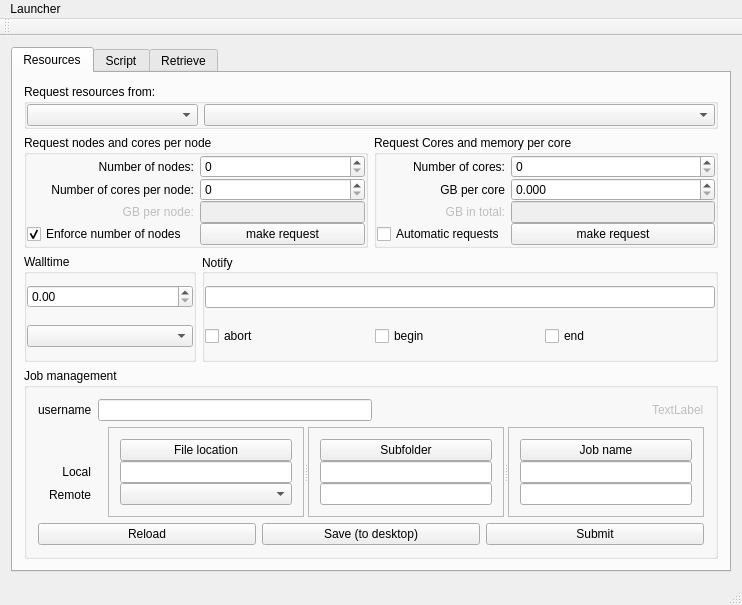
The window that Launcher/mainwindow.ui (hpcuantwerpen/Launcher) describes before a commit, drawn with Qt 5.
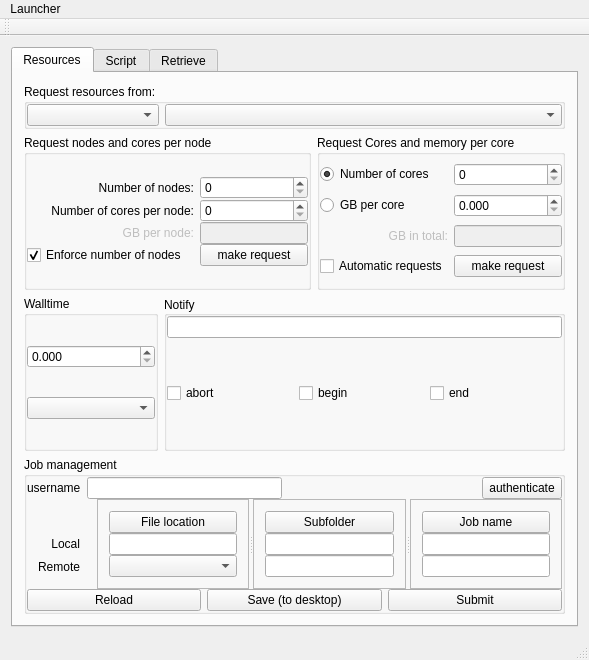
The same window after the commit.

Patch:
```diff
--- a/Launcher/mainwindow.ui
+++ b/Launcher/mainwindow.ui
@@ -2,14 +2,6 @@
 <ui version="4.0">
  <class>MainWindow</class>
  <widget class="QMainWindow" name="MainWindow">
-  <property name="geometry">
-   <rect>
-    <x>0</x>
-    <y>0</y>
-    <width>742</width>
-    <height>605</height>
-   </rect>
-  </property>
   <property name="sizePolicy">
    <sizepolicy hsizetype="Expanding" vsizetype="Preferred">
     <horstretch>0</horstretch>
@@ -34,7 +26,7 @@
       </property>
       <widget class="QWidget" name="wResourcesPage">
        <property name="sizePolicy">
-        <sizepolicy hsizetype="Expanding" vsizetype="Expanding">
+        <sizepolicy hsizetype="MinimumExpanding" vsizetype="MinimumExpanding">
          <horstretch>1</horstretch>
          <verstretch>1</verstretch>
         </sizepolicy>
@@ -208,50 +200,17 @@
                <property name="verticalSpacing">
                 <number>0</number>
                </property>
-               <item row="2" column="0">
-                <widget class="QLabel" name="gBPerNodeLabel_2">
-                 <property name="enabled">
-                  <bool>false</bool>
-                 </property>
+               <item row="6" column="1">
+                <widget class="QPushButton" name="wRequestCores">
                  <property name="text">
-                  <string>GB in total:</string>
-                 </property>
-                 <property name="alignment">
-                  <set>Qt::AlignRight|Qt::AlignTrailing|Qt::AlignVCenter</set>
-                 </property>
-                </widget>
-               </item>
-               <item row="0" column="0">
-                <widget class="QLabel" name="numberOfNodesLabel_2">
-                 <property name="text">
-                  <string>Number of cores:</string>
-                 </property>
-                 <property name="alignment">
-                  <set>Qt::AlignRight|Qt::AlignTrailing|Qt::AlignVCenter</set>
-                 </property>
-                </widget>
-               </item>
-               <item row="1" column="0">
-                <widget class="QLabel" name="numberOfCoresPerNodeLabel_2">
-                 <property name="text">
-                  <string>GB per core</string>
-                 </property>
-                 <property name="alignment">
-                  <set>Qt::AlignRight|Qt::AlignTrailing|Qt::AlignVCenter</set>
+                  <string>make request</string>
                  </property>
                 </widget>
                </item>
                <item row="2" column="1">
-                <widget class="QLineEdit" name="wGbTotal">
-                 <property name="enabled">
-                  <bool>false</bool>
-                 </property>
-                </widget>
-               </item>
-               <item row="0" column="1">
                 <widget class="QSpinBox" name="wNCores"/>
                </item>
-               <item row="3" column="0">
+               <item row="6" column="0">
                 <widget class="QCheckBox" name="wAutomaticRequests">
                  <property name="text">
                   <string>Automatic requests</string>
@@ -261,14 +220,7 @@
                  </property>
                 </widget>
                </item>
-               <item row="3" column="1">
-                <widget class="QPushButton" name="wRequestCores">
-                 <property name="text">
-                  <string>make request</string>
-                 </property>
-                </widget>
-               </item>
-               <item row="1" column="1">
+               <item row="4" column="1">
                 <widget class="QDoubleSpinBox" name="wGbPerCore">
                  <property name="decimals">
                   <number>3</number>
@@ -278,6 +230,53 @@
                  </property>
                 </widget>
                </item>
+               <item row="5" column="1">
+                <widget class="QLineEdit" name="wGbTotal">
+                 <property name="enabled">
+                  <bool>false</bool>
+                 </property>
+                </widget>
+               </item>
+               <item row="5" column="0">
+                <widget class="QLabel" name="gBPerNodeLabel_2">
+                 <property name="enabled">
+                  <bool>false</bool>
+                 </property>
+                 <property name="text">
+                  <string>GB in total:</string>
+                 </property>
+                 <property name="alignment">
+                  <set>Qt::AlignRight|Qt::AlignTrailing|Qt::AlignVCenter</set>
+                 </property>
+                </widget>
+               </item>
+               <item row="2" column="0">
+                <widget class="QRadioButton" name="wNCoresLabel">
+                 <property name="toolTip">
+                  <string>&lt;!DOCTYPE HTML PUBLIC &quot;-//W3C//DTD HTML 4.0//EN&quot; &quot;http://www.w3.org/TR/REC-html40/strict.dtd&quot;&gt;
+&lt;html&gt;&lt;head&gt;&lt;meta name=&quot;qrichtext&quot; content=&quot;1&quot; /&gt;&lt;style type=&quot;text/css&quot;&gt;
+p, li { white-space: pre-wrap; }
+&lt;/style&gt;&lt;/head&gt;&lt;body style=&quot; font-family:'.Helvetica Neue DeskInterface'; font-size:13pt; font-weight:400; font-style:normal;&quot;&gt;
+&lt;p style=&quot; margin-top:0px; margin-bottom:0px; margin-left:0px; margin-right:0px; -qt-block-indent:0; text-indent:0px;&quot;&gt;If this radio button is checked, Launcher will try to find a configuration with 1) &lt;span style=&quot; font-weight:600;&quot;&gt;exactly &lt;/span&gt;the specified number of cores, 2) an equal number of cores per node on every node,  and 3) at least the specified amount or memory per core. Such a configuration may not necessarily exist. In that case the request is undone. &lt;/p&gt;&lt;/body&gt;&lt;/html&gt;</string>
+                 </property>
+                 <property name="text">
+                  <string>Number of cores</string>
+                 </property>
+                 <property name="checked">
+                  <bool>true</bool>
+                 </property>
+                </widget>
+               </item>
+               <item row="4" column="0">
+                <widget class="QRadioButton" name="wGbPerCoreLabel">
+                 <property name="toolTip">
+                  <string>&lt;html&gt;&lt;head/&gt;&lt;body&gt;&lt;p&gt;If this radio button is checked, Launcher will try to find a configuration with 1) &lt;span style=&quot; font-weight:600;&quot;&gt;at least &lt;/span&gt;the specified number of cores, 2) an equal number of cores per node on every node,  and 3) at least the specified amount or memory per core. Such a configuration may not necessarily exist. In that case the request is undone. &lt;/p&gt;&lt;/body&gt;&lt;/html&gt;</string>
+                 </property>
+                 <property name="text">
+                  <string>GB per core</string>
+                 </property>
+                </widget>
+               </item>
               </layout>
              </item>
             </layout>
@@ -306,7 +305,7 @@
             </property>
             <layout class="QVBoxLayout" name="verticalLayout_6">
              <property name="spacing">
-              <number>-1</number>
+              <number>0</number>
              </property>
              <property name="leftMargin">
               <number>0</number>
@@ -321,10 +320,14 @@
               <number>0</number>
              </property>
              <item>
-              <widget class="QDoubleSpinBox" name="doubleSpinBox"/>
+              <widget class="QDoubleSpinBox" name="wWalltime">
+               <property name="decimals">
+                <number>3</number>
+               </property>
+              </widget>
              </item>
              <item>
-              <widget class="QComboBox" name="comboBox"/>
+              <widget class="QComboBox" name="wWalltimeUnit"/>
              </item>
             </layout>
            </widget>
@@ -334,7 +337,7 @@
             <property name="sizePolicy">
              <sizepolicy hsizetype="Preferred" vsizetype="Preferred">
               <horstretch>3</horstretch>
-              <verstretch>0</verstretch>
+              <verstretch>1</verstretch>
              </sizepolicy>
             </property>
             <property name="title">
@@ -348,7 +351,7 @@
             </property>
             <layout class="QVBoxLayout" name="verticalLayout_7">
              <property name="spacing">
-              <number>-1</number>
+              <number>0</number>
              </property>
              <property name="leftMargin">
               <number>0</number>
@@ -368,10 +371,19 @@
              <item>
               <layout class="QHBoxLayout" name="horizontalLayout_5">
                <property name="spacing">
-                <number>0</number>
+                <number>-1</number>
                </property>
                <item>
                 <widget class="QCheckBox" name="wNotifyAbort">
+                 <property name="sizePolicy">
+                  <sizepolicy hsizetype="Preferred" vsizetype="Preferred">
+                   <horstretch>0</horstretch>
+                   <verstretch>0</verstretch>
+                  </sizepolicy>
+                 </property>
+                 <property name="layoutDirection">
+                  <enum>Qt::LeftToRight</enum>
+                 </property>
                  <property name="text">
                   <string>abort</string>
                  </property>
@@ -379,6 +391,12 @@
                </item>
                <item>
                 <widget class="QCheckBox" name="wNotifyBegin">
+                 <property name="sizePolicy">
+                  <sizepolicy hsizetype="Preferred" vsizetype="Preferred">
+                   <horstretch>0</horstretch>
+                   <verstretch>0</verstretch>
+                  </sizepolicy>
+                 </property>
                  <property name="text">
                   <string>begin</string>
                  </property>
@@ -386,6 +404,12 @@
                </item>
                <item>
                 <widget class="QCheckBox" name="wNotifyEnd">
+                 <property name="sizePolicy">
+                  <sizepolicy hsizetype="Preferred" vsizetype="Preferred">
+                   <horstretch>0</horstretch>
+                   <verstretch>0</verstretch>
+                  </sizepolicy>
+                 </property>
                  <property name="text">
                   <string>end</string>
                  </property>
@@ -404,6 +428,21 @@
            <string>Job management</string>
           </property>
           <layout class="QVBoxLayout" name="verticalLayout_8">
+           <property name="spacing">
+            <number>0</number>
+           </property>
+           <property name="leftMargin">
+            <number>0</number>
+           </property>
+           <property name="topMargin">
+            <number>0</number>
+           </property>
+           <property name="rightMargin">
+            <number>0</number>
+           </property>
+           <property name="bottomMargin">
+            <number>0</number>
+           </property>
            <item>
             <layout class="QHBoxLayout" name="horizontalLayout_6">
              <item>
@@ -414,7 +453,7 @@
               </widget>
              </item>
              <item>
-              <widget class="QLineEdit" name="lineEdit"/>
+              <widget class="QLineEdit" name="wUsername"/>
              </item>
              <item>
               <spacer name="horizontalSpacer">
@@ -430,12 +469,9 @@
               </spacer>
              </item>
              <item>
-              <widget class="QLabel" name="wSshConnected">
-               <property name="enabled">
-                <bool>false</bool>
-               </property>
+              <widget class="QPushButton" name="wAuthenticate">
                <property name="text">
-                <string>TextLabel</string>
+                <string>authenticate</string>
                </property>
               </widget>
              </item>
@@ -626,35 +662,38 @@
         <item>
          <widget class="QPushButton" name="pushButton">
           <property name="text">
-           <string>Refresh job status</string>
+           <string>Jobs submitted and not retrieved (click to refresh job status):</string>
           </property>
          </widget>
         </item>
         <item>
-         <widget class="QTextEdit" name="textEdit_2"/>
+         <widget class="QTextEdit" name="wJobsSubmitted"/>
         </item>
         <item>
-         <widget class="QLabel" name="label_6">
-          <property name="text">
-           <string>Jobs submitted and not retrieved:</string>
-          </property>
-         </widget>
-        </item>
-        <item>
-         <widget class="QTextEdit" name="textEdit_3"/>
-        </item>
-        <item>
-         <widget class="QLabel" name="label_7">
+         <widget class="QLabel" name="label_JobsRetrieved">
           <property name="text">
            <string>Jobs retrieved during this Launcher session:</string>
           </property>
+          <property name="alignment">
+           <set>Qt::AlignCenter</set>
+          </property>
          </widget>
         </item>
+        <item>
+         <widget class="QTextEdit" name="wJobsRetrieved"/>
+        </item>
         <item>
          <layout class="QGridLayout" name="gridLayout_3">
           <property name="verticalSpacing">
            <number>0</number>
           </property>
+          <item row="2" column="0">
+           <widget class="QPushButton" name="pushButton_2">
+            <property name="text">
+             <string>Retrieve results for selected job id</string>
+            </property>
+           </widget>
+          </item>
           <item row="2" column="1">
            <widget class="QPushButton" name="pushButton_3">
             <property name="text">
@@ -662,13 +701,6 @@
             </property>
            </widget>
           </item>
-          <item row="1" column="0">
-           <widget class="QCheckBox" name="checkBox_3">
-            <property name="text">
-             <string>Copy results to $VSC_DATA</string>
-            </property>
-           </widget>
-          </item>
           <item row="0" column="0">
            <widget class="QCheckBox" name="checkBox">
             <property name="text">
@@ -676,13 +708,6 @@
             </property>
            </widget>
           </item>
-          <item row="0" column="1">
-           <widget class="QCheckBox" name="checkBox_2">
-            <property name="text">
-             <string>Delete local job folder</string>
-            </property>
-           </widget>
-          </item>
           <item row="1" column="1">
            <widget class="QCheckBox" name="checkBox_4">
             <property name="text">
@@ -690,13 +715,6 @@
             </property>
            </widget>
           </item>
-          <item row="2" column="0">
-           <widget class="QPushButton" name="pushButton_2">
-            <property name="text">
-             <string>Retrieve results for selected job id</string>
-            </property>
-           </widget>
-          </item>
           <item row="3" column="0">
            <widget class="QPushButton" name="pushButton_4">
             <property name="text">
@@ -704,6 +722,20 @@
             </property>
            </widget>
           </item>
+          <item row="0" column="1">
+           <widget class="QCheckBox" name="checkBox_2">
+            <property name="text">
+             <string>Delete local job folder</string>
+            </property>
+           </widget>
+          </item>
+          <item row="1" column="0">
+           <widget class="QCheckBox" name="checkBox_3">
+            <property name="text">
+             <string>Copy results to $VSC_DATA</string>
+            </property>
+           </widget>
+          </item>
          </layout>
         </item>
        </layout>
@@ -717,7 +749,7 @@
     <rect>
      <x>0</x>
      <y>0</y>
-     <width>742</width>
+     <width>690</width>
      <height>22</height>
     </rect>
    </property>
```
